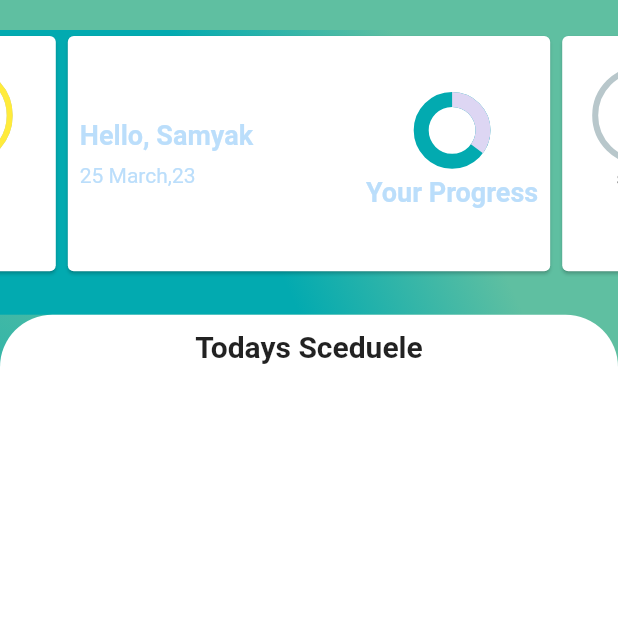
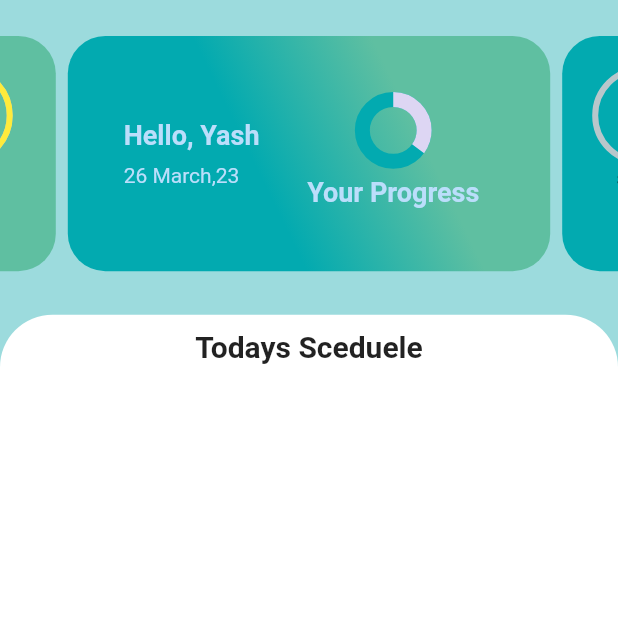
Before and after one commit to abhyas132/Zenith, a Flutter app: the HomePage screen opened directly, on a phone screen of 412 x 824 dp, the top half of it. Run offline on Flutter 3.47's test engine with Material 2 defaults, Android fonts, the phone set to English and light mode, and no system bars; drawn by our look-alikes of carousel_slider, percent_indicator; our stand-ins replace audioplayers, chips_choice_null_safety, dotted_border, file_picker, flutter_datetime_picker, flutter_svg and 8 more; missing offline and left inert: audioplayers_web, cloudinary_public, dart:ffi; accounts and stored records are empty; network calls fail.

Commit message:
ui changes

```diff
--- a/frontend/flutter/lib/globalvariables.dart
+++ b/frontend/flutter/lib/globalvariables.dart
@@ -3,7 +3,7 @@ import 'package:google_fonts/google_fonts.dart';
 import 'package:flutter/material.dart';
 
 class GlobalVariables {
-  static const baseUrl = "http://172.16.128.140:3000/";
+  static const baseUrl = "http://172.16.128.190:3000/";
   static const appBarGradient = LinearGradient(
     colors: [
       Color.fromARGB(255, 29, 201, 192),
--- a/frontend/flutter/lib/models/scheduleModel.dart
+++ b/frontend/flutter/lib/models/scheduleModel.dart
@@ -8,7 +8,7 @@ class ScheduleModel {
   ScheduleModel({
     this.uid,
     this.description = '',
-    this.duration = 0,
+    this.duration = 0.0,
     this.endTime,
     this.startTime,
     this.title,
--- a/frontend/flutter/lib/pages/bodypage.dart
+++ b/frontend/flutter/lib/pages/bodypage.dart
@@ -9,6 +9,7 @@ import 'package:zenith/pages/homepage.dart';
 import 'package:google_nav_bar/google_nav_bar.dart';
 import 'package:zenith/pages/leaderboard.dart';
 import 'package:zenith/pages/profilePage.dart';
+import 'package:zenith/pages/retentionpage.dart';
 import 'package:zenith/yoga/yoga_home.dart';
 
 class body_page extends StatefulWidget {
@@ -26,7 +27,7 @@ class _body_pageState extends State<body_page> {
     const Community(),
     HomePage(),
     AddForm(),
-    ProfilePage(),
+    retention(),
   ];
   @override
   Widget build(BuildContext context) {
--- a/frontend/flutter/lib/pages/homepage.dart
+++ b/frontend/flutter/lib/pages/homepage.dart
@@ -25,19 +25,35 @@ class _HomePageState extends State<HomePage> {
   var _currentIndex = 0;
   var ItemList = [
     Padding(
-      padding: const EdgeInsets.all(8.0),
+      padding: const EdgeInsets.all(0.0),
       child: Container(
         //padding: EdgeInsets.all(10),
+        decoration: BoxDecoration(
+          borderRadius: BorderRadius.circular(25),
+          gradient: const LinearGradient(
+            colors: [
+              GlobalVariables.backgroundColor,
+              GlobalVariables.secondaryColor
+            ],
+            begin: Alignment.bottomLeft,
+            end: Alignment.topRight,
+            stops: [0.4, 0.7],
+            tileMode: TileMode.repeated,
+          ),
+        ),
         child: Row(
           mainAxisAlignment: MainAxisAlignment.spaceBetween,
           // crossAxisAlignment: CrossAxisAlignment.center,
           children: [
+            SizedBox(
+              width: 10,
+            ),
             Column(
               crossAxisAlignment: CrossAxisAlignment.start,
               mainAxisAlignment: MainAxisAlignment.center,
               children: [
                 Text(
-                  'Hello, Samyak ',
+                  'Hello, Yash ',
                   style: GoogleFonts.varelaRound(
                     textStyle: TextStyle(
                         color: Colors.blue[100],
@@ -47,7 +63,7 @@ class _HomePageState extends State<HomePage> {
                 ),
                 SizedBox(height: 8),
                 Text(
-                  '25 March,23',
+                  '26 March,23',
                   style: TextStyle(color: Colors.blue[100]),
                 ),
               ],
@@ -80,12 +96,29 @@ class _HomePageState extends State<HomePage> {
                 )
               ],
             ),
+            SizedBox(
+              width: 20,
+            )
           ],
         ),
+        // SizedBox(width: ,)
       ),
     ),
     Container(
       padding: EdgeInsets.only(top: 20, left: 20),
+      decoration: BoxDecoration(
+        borderRadius: BorderRadius.circular(25),
+        gradient: const LinearGradient(
+          colors: [
+            GlobalVariables.backgroundColor,
+            GlobalVariables.secondaryColor
+          ],
+          begin: Alignment.bottomLeft,
+          end: Alignment.topRight,
+          stops: [0.4, 0.7],
+          tileMode: TileMode.repeated,
+        ),
+      ),
       child: Row(
         mainAxisAlignment: MainAxisAlignment.spaceBetween,
         children: <Widget>[
@@ -177,44 +210,49 @@ class _HomePageState extends State<HomePage> {
     // study = user.studyActivity;
     // others = user.otherActivity;
     return Scaffold(
-        backgroundColor: Colors.blue[600],
+        backgroundColor: GlobalVariables.backgroundColor,
         body: SafeArea(
             child: Container(
           // width: MediaQuery.of(context).size.width,
           decoration: BoxDecoration(
-            // borderRadius: BorderRadius.circular(20),
-            gradient: const LinearGradient(
-              colors: [
-                GlobalVariables.backgroundColor,
-                GlobalVariables.secondaryColor
-              ],
-              begin: Alignment.bottomLeft,
-              end: Alignment.topRight,
-              stops: [0.4, 0.7],
-              tileMode: TileMode.repeated,
-            ),
-          ),
+              // borderRadius: BorderRadius.circular(20),
+              color: GlobalVariables.lightbackgroundColor
+              // gradient: const LinearGradient(
+              //   colors: [
+              //     GlobalVariables.backgroundColor,
+              //     GlobalVariables.secondaryColor
+              //   ],
+              //   begin: Alignment.bottomLeft,
+              //   end: Alignment.topRight,
+              //   stops: [0.4, 0.7],
+              //   tileMode: TileMode.repeated,
+              // ),
+              ),
           child: Column(children: [
             Container(
               width: MediaQuery.of(context).size.width,
-              decoration: BoxDecoration(
-                // borderRadius: BorderRadius.circular(20),
-                gradient: const LinearGradient(
-                  colors: [
-                    GlobalVariables.backgroundColor,
-                    GlobalVariables.secondaryColor
-                  ],
-                  begin: Alignment.bottomLeft,
-                  end: Alignment.topRight,
-                  stops: [0.4, 0.7],
-                  tileMode: TileMode.repeated,
-                ),
-              ),
+              decoration:
+                  BoxDecoration(color: GlobalVariables.lightbackgroundColor
+
+                      // borderRadius: BorderRadius.circular(20),
+                      // gradient: const LinearGradient(
+                      //   colors: [
+                      //     GlobalVariables.backgroundColor,
+                      //     GlobalVariables.secondaryColor
+                      //   ],
+                      //   begin: Alignment.bottomLeft,
+                      //   end: Alignment.topRight,
+                      //   stops: [0.4, 0.7],
+                      //   tileMode: TileMode.repeated,
+                      // ),
+                      ),
               //padding: EdgeInsets.all(25),
               margin: EdgeInsets.only(top: 20),
               child: Column(
                 children: [
                   Container(
+// decoration: BoxDecoration(
+                    //     borderRadius: BorderRadius.circular(25)),
                     width: MediaQuery.of(context).size.width,
                     height: MediaQuery.of(context).size.height * 0.2,
                     child: CarouselSlider(
@@ -238,8 +276,8 @@ class _HomePageState extends State<HomePage> {
                             height: MediaQuery.of(context).size.height * 0.30,
                             width: MediaQuery.of(context).size.width,
                             child: Card(
-                              // elevation: 5,
-                              color: Colors.white,
+                              elevation: 0,
+                              color: GlobalVariables.lightbackgroundColor,
                               child: card,
                             ),
                           );
--- a/frontend/flutter/lib/utils/getrequest.dart
+++ b/frontend/flutter/lib/utils/getrequest.dart
@@ -36,7 +36,7 @@ class GetRequest {
             uid: element['uid'],
             description:
                 element['description'] == null ? 'N/A' : element['description'],
-            duration: element['duration'],
+            duration: double.parse(element['duration'].toString()),
             endTime: element['endTime'],
             startTime: element['startTime'],
             title: element['title'],
```
Also changed, not shown: frontend/flutter/lib/pages/retentionpage.dart (added, +108 -0 lines), frontend/flutter/lib/utils/schedule_tile.dart (+20 -6 lines).
